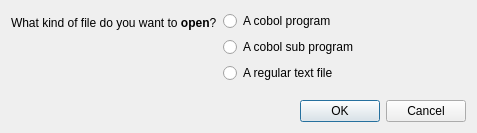
Old version of the form cobcide/ui/dlg_file_type.ui in the repository OpenCobolIDE/OpenCobolIDE.
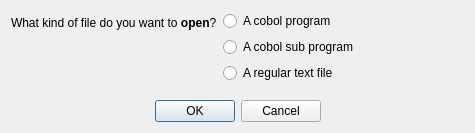
New version of the form. Icons and pictures are not drawn.

```diff
--- a/cobcide/ui/dlg_file_type.ui
+++ b/cobcide/ui/dlg_file_type.ui
@@ -6,7 +6,7 @@
    <rect>
     <x>0</x>
     <y>0</y>
-    <width>477</width>
+    <width>475</width>
     <height>133</height>
    </rect>
   </property>
@@ -22,6 +22,9 @@
      <property name="standardButtons">
       <set>QDialogButtonBox::Cancel|QDialogButtonBox::Ok</set>
      </property>
+     <property name="centerButtons">
+      <bool>true</bool>
+     </property>
     </widget>
    </item>
    <item row="1" column="0">
```
Left out of the diff: 6 changed lines with no effect on the pictures.
